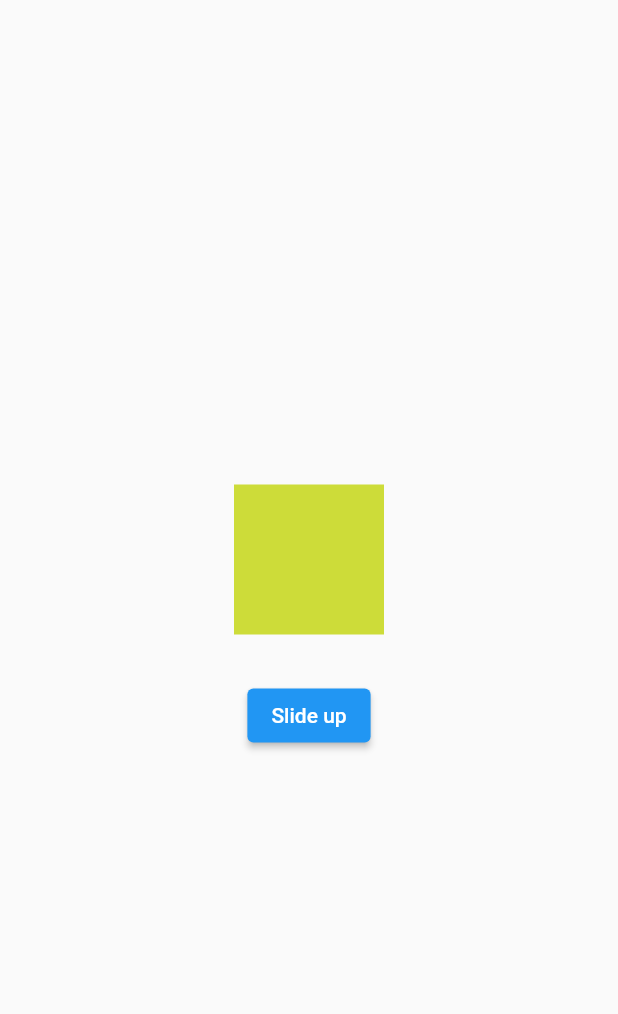
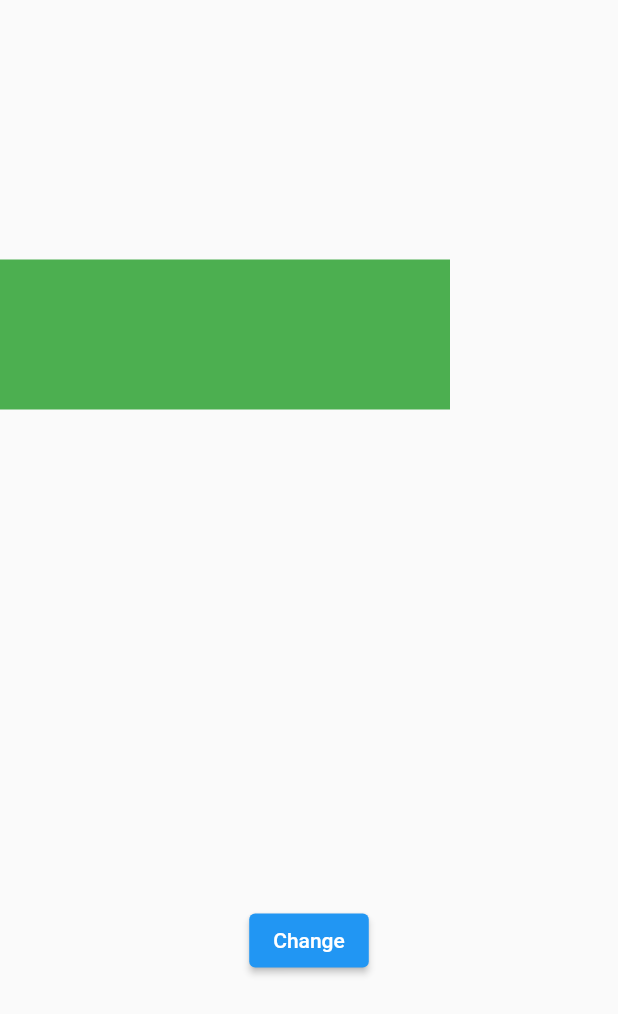
Before and after one commit to DaemonAssassin/implicit-animations, a Flutter app: the screen it shows after launch, on a phone screen of 412 x 824 dp. Shown: the top 1014 px of the screen. Run offline on Flutter 3.47's test engine with Material 2 defaults, Android fonts, the phone set to English and light mode, and no system bars.

Commit message:
Learned AnimatedPositioned

```diff
--- a/lib/main.dart
+++ b/lib/main.dart
@@ -1,5 +1,5 @@
 import 'package:flutter/material.dart';
-import 'package:implicit_animations_flutter/animated_physical_mode.dart';
+import 'package:implicit_animations_flutter/widgets/animated_widgets/animated_positioned.dart';
 
 void main(List<String> args) {
   runApp(const MyApp());
@@ -13,7 +13,7 @@ class MyApp extends StatelessWidget {
     return const MaterialApp(
       home: Scaffold(
         body: Center(
-          child: MyAnimatedPhysicalModel(),
+          child: MyAnimatedPositioned(),
         ),
       ),
     );
--- a/lib/animated_physical_mode.dart
+++ b/lib/widgets/animated_widgets/animated_physical_mode.dart
@@ -1,5 +1,5 @@
 import 'package:flutter/material.dart';
-import '../../utils/helper_widgets.dart';
+import '../../../../utils/helper_widgets.dart';
 
 class MyAnimatedPhysicalModel extends StatefulWidget {
   const MyAnimatedPhysicalModel({Key? key}) : super(key: key);
--- /dev/null
+++ b/lib/widgets/animated_widgets/animated_positioned.dart
@@ -0,0 +1,64 @@
+import 'package:flutter/material.dart';
+import '../../utils/helper_widgets.dart';
+
+class MyAnimatedPositioned extends StatefulWidget {
+  const MyAnimatedPositioned({Key? key}) : super(key: key);
+
+  @override
+  State<MyAnimatedPositioned> createState() => MyAnimatedPositionedState();
+}
+
+class MyAnimatedPositionedState extends State<MyAnimatedPositioned> {
+  double _top = 0.0;
+  double _left = 0.0;
+  double _width = 300.0;
+  double _height = 100.0;
+  bool atTopLeft = true;
+  @override
+  Widget build(BuildContext context) {
+    return Column(
+      mainAxisAlignment: MainAxisAlignment.center,
+      children: [
+        SizedBox(
+          width: double.infinity,
+          height: 400.0,
+          child: Stack(
+            children: [
+              AnimatedPositioned(
+                top: _top,
+                left: _left,
+                width: _width,
+                height: _height,
+                duration: const Duration(seconds: 1),
+                child: _buildContainer(),
+              ),
+            ],
+          ),
+        ),
+        addVerticalSpace(30.0),
+        buildButton(
+          text: 'Change',
+          onPressed: () {
+            _change();
+          },
+        ),
+      ],
+    );
+  }
+
+  void _change() {
+    setState(() {
+      _left = atTopLeft ? 0.0 : 0.0;
+      _top = atTopLeft ? 0.0 : 0.0;
+      _width = atTopLeft ? 50.0 : 300.0;
+      _height = atTopLeft ? 300.0 : 50.0;
+      atTopLeft = !atTopLeft;
+    });
+  }
+
+  Widget _buildContainer() {
+    return Container(
+      color: Colors.green,
+    );
+  }
+}
```
